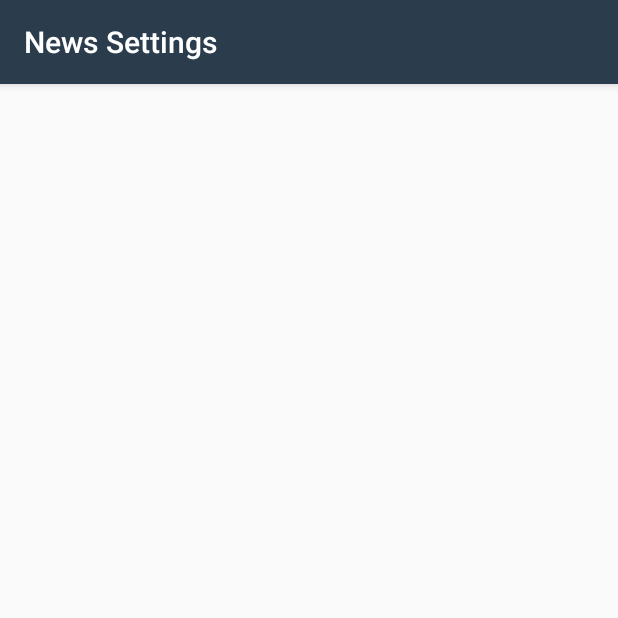
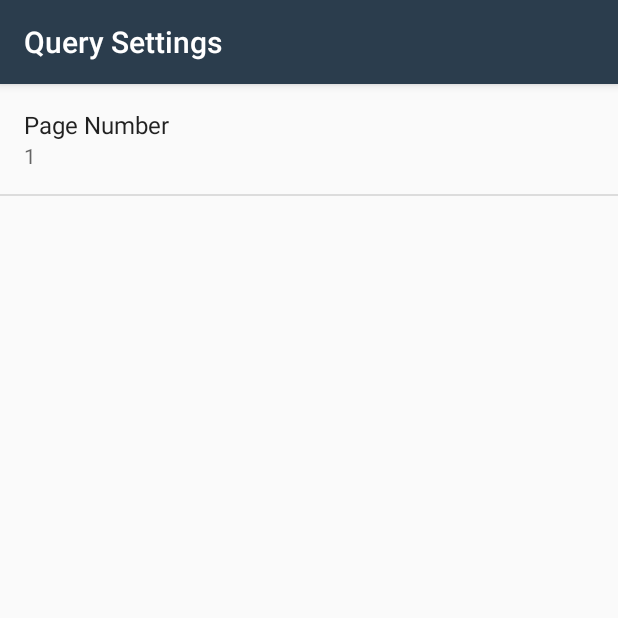
Before and after one commit to WillMcIntosh/NewsApp, an Android app: the screen it shows after launch (SettingsActivity), in the options menu, after a tap on "Settings", on a phone screen of 412 x 824 dp, the top half of it. Run offline under Robolectric (Android 15) with nearby library versions, the phone set to English and light mode, and no system bars.

Commit message:
added URI Builder for query params and set up preference for page number.

```diff
--- a/app/src/main/java/com/willmcintosh/videogamenews/MainActivity.java
+++ b/app/src/main/java/com/willmcintosh/videogamenews/MainActivity.java
@@ -5,12 +5,14 @@ import android.app.LoaderManager.LoaderCallbacks;
 import android.content.Context;
 import android.content.Intent;
 import android.content.Loader;
+import android.content.SharedPreferences;
 import android.content.pm.PackageManager;
 import android.content.pm.ResolveInfo;
 import android.content.res.Resources;
 import android.net.ConnectivityManager;
 import android.net.NetworkInfo;
 import android.net.Uri;
+import android.preference.PreferenceManager;
 import android.support.v7.app.AppCompatActivity;
 import android.os.Bundle;
 import android.view.Menu;
@@ -33,10 +35,7 @@ public class MainActivity extends AppCompatActivity implements LoaderCallbacks<L
     private String API_KEY = "2be88ee4-f67c-4859-b447-345947a6c50d";
 
     // URL for article data
-    private String GUARDIAN_REQUEST_URL = "https://content" + ".guardianapis" + "" +
-            ".com/search?section=games&order-by=newest&show-tags" + "" +
-            "=contributor&page=1&page-size=10&q=videogames%20OR%20xbox" + "%20OR" +
-            "%20playstation%20OR%20nintendo&api-key=" + API_KEY;
+    private String GUARDIAN_REQUEST_URL = "https://content.guardianapis.com/search";
 
     // Adapter for the list of news articles
     private ArticleAdapter mAdapter;
@@ -132,8 +131,36 @@ public class MainActivity extends AppCompatActivity implements LoaderCallbacks<L
 
     @Override
     public Loader<List<Article>> onCreateLoader(int i, Bundle bundle) {
-        // Create a new loader for the given URL
-        return new ArticleLoader(this, GUARDIAN_REQUEST_URL);
+
+        SharedPreferences sharedPrefs = PreferenceManager.getDefaultSharedPreferences(this);
+
+        // getString retrieves a String value from the preferences. The second param is the
+        // default value for this preference
+
+        // page number
+        String pageNumber = sharedPrefs.getString(getString(R.string.settings_page_number_key),
+                getString(R.string.settings_page_number_default));
+
+        // sort by
+
+        // parse breaks apart the URI string that's passed into its param
+        Uri baseUri = Uri.parse(GUARDIAN_REQUEST_URL);
+        // buildUpon prepares the baseURI that we just parsed and can add query params to
+        Uri.Builder uriBuilder = baseUri.buildUpon();
+        // Append query params and their values.
+        uriBuilder.appendQueryParameter("q",
+                "videogames%20OR%20xbox%20OR%20playstation%20OR%20nintendo");
+        uriBuilder.appendQueryParameter("section", "games");
+
+        uriBuilder.appendQueryParameter("show-tags", "contributor");
+        uriBuilder.appendQueryParameter("page-size", "10");
+        uriBuilder.appendQueryParameter("api-key", API_KEY);
+
+        uriBuilder.appendQueryParameter("order-by", "newest");
+        uriBuilder.appendQueryParameter("page", pageNumber);
+
+        // return a completed URI
+        return new ArticleLoader(this, uriBuilder.toString());
     }
 
     @Override
--- a/app/src/main/java/com/willmcintosh/videogamenews/SettingsActivity.java
+++ b/app/src/main/java/com/willmcintosh/videogamenews/SettingsActivity.java
@@ -1,7 +1,10 @@
 package com.willmcintosh.videogamenews;
 
+import android.content.SharedPreferences;
 import android.os.Bundle;
+import android.preference.Preference;
 import android.preference.PreferenceFragment;
+import android.preference.PreferenceManager;
 import android.support.v7.app.AppCompatActivity;
 
 public class SettingsActivity extends AppCompatActivity {
@@ -12,7 +15,32 @@ public class SettingsActivity extends AppCompatActivity {
         setContentView(R.layout.settings_activity);
     }
 
-    public static class NewsPreferenceFragment extends PreferenceFragment {
+    public static class NewsPreferenceFragment extends PreferenceFragment implements Preference
+            .OnPreferenceChangeListener {
+
+        @Override
+        public void onCreate(Bundle savedInstanceState) {
+            super.onCreate(savedInstanceState);
+            addPreferencesFromResource(R.xml.settings_main);
+
+            Preference pageNumber = findPreference(getString(R.string.settings_page_number_key));
+            bindPreferenceSummaryToValue(pageNumber);
+        }
+
+        @Override
+        public boolean onPreferenceChange(Preference preference, Object value) {
+            // The code in this method takes care of updating the displayed preference summary after it has been changed
+            String stringValue = value.toString();
+            preference.setSummary(stringValue);
+            return true;
+        }
+
+        private void bindPreferenceSummaryToValue(Preference preference) {
+            preference.setOnPreferenceChangeListener(this);
+            SharedPreferences preferences = PreferenceManager.getDefaultSharedPreferences(preference.getContext());
+            String preferenceString = preferences.getString(preference.getKey(), "");
+            onPreferenceChange(preference, preferenceString);
+        }
 
     }
 }
--- a/app/src/main/res/values/strings.xml
+++ b/app/src/main/res/values/strings.xml
@@ -4,5 +4,10 @@
         or try again later.</string>
     <string name="no_internet">No Internet connection.</string>
     <string name="settings_menu_item">Settings</string>
-    <string name="settings_title">News Settings</string>
+    <string name="settings_title">Query Settings</string>
+
+    <!--settings preference strings-->
+    <string name="settings_page_number_label">Page Number</string>
+    <string name="settings_page_number_key" translatable="false">page_number</string>
+    <string name="settings_page_number_default" translatable="false">1</string>
 </resources>
--- /dev/null
+++ b/app/src/main/res/xml/settings_main.xml
@@ -0,0 +1,12 @@
+<?xml version="1.0" encoding="utf-8"?>
+<PreferenceScreen xmlns:android="http://schemas.android.com/apk/res/android">
+
+    <EditTextPreference
+        android:defaultValue="@string/settings_page_number_default"
+        android:inputType="numberDecimal"
+        android:key="@string/settings_page_number_key"
+        android:selectAllOnFocus="true"
+        android:title="@string/settings_page_number_label" />
+
+
+</PreferenceScreen>
```
